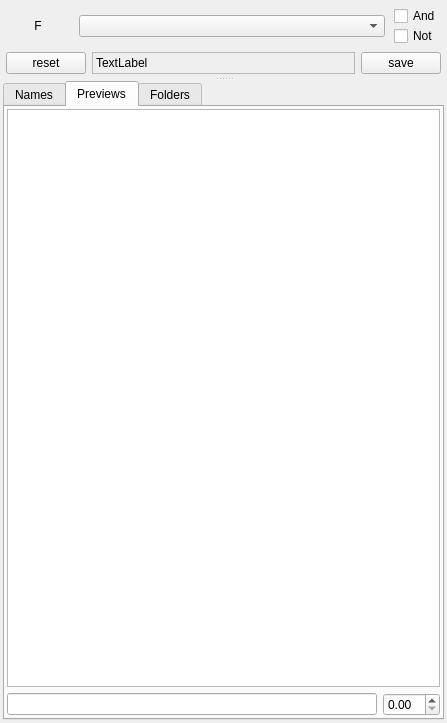
This is src/listsdock.ui in fontmatrix/fontmatrix as Qt 5 draws it before an edit. The edited form follows.
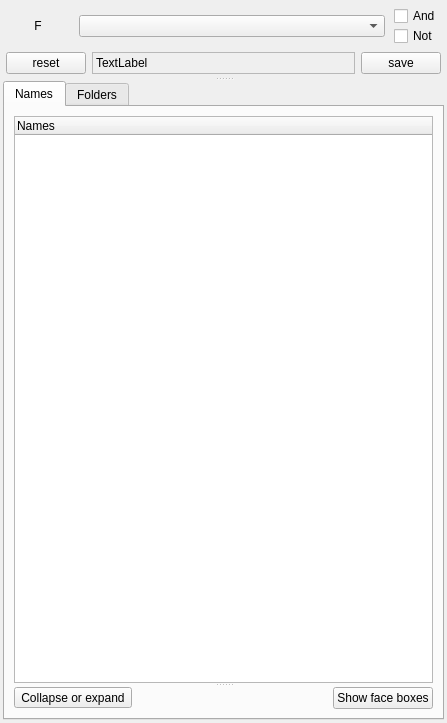
This is the edited form. The open tabs and pages were chosen to show the change. Icons and pictures are not drawn. Custom widgets are drawn as their Qt base class.

The edit to the form file:
```diff
--- a/src/listsdock.ui
+++ b/src/listsdock.ui
@@ -394,38 +394,6 @@
         </item>
        </layout>
       </widget>
-      <widget class="QWidget" name="tab_2">
-       <attribute name="title">
-        <string>Previews</string>
-       </attribute>
-       <layout class="QGridLayout" name="gLt_2">
-        <property name="margin">
-         <number>2</number>
-        </property>
-        <item row="0" column="0" colspan="2">
-         <widget class="FMPreviewView" name="listPreview">
-          <property name="horizontalScrollBarPolicy">
-           <enum>Qt::ScrollBarAlwaysOff</enum>
-          </property>
-          <property name="resizeMode">
-           <enum>QListView::Adjust</enum>
-          </property>
-          <property name="layoutMode">
-           <enum>QListView::SinglePass</enum>
-          </property>
-          <property name="uniformItemSizes">
-           <bool>true</bool>
-          </property>
-         </widget>
-        </item>
-        <item row="1" column="0">
-         <widget class="QLineEdit" name="previewText"/>
-        </item>
-        <item row="1" column="1">
-         <widget class="QDoubleSpinBox" name="previewSize"/>
-        </item>
-       </layout>
-      </widget>
       <widget class="QWidget" name="tab_3">
        <attribute name="title">
         <string>Folders</string>
@@ -448,11 +416,6 @@
   </layout>
  </widget>
  <customwidgets>
-  <customwidget>
-   <class>FMPreviewView</class>
-   <extends>QListView</extends>
-   <header>fmpreviewlist.h</header>
-  </customwidget>
   <customwidget>
    <class>FMNameList</class>
    <extends>QTreeWidget</extends>
```
